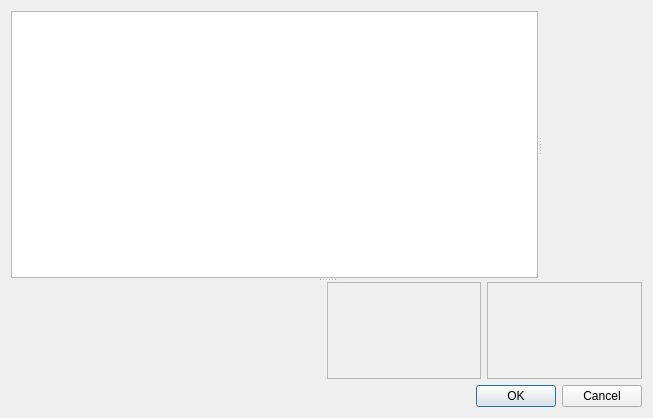
Above: src/apps/mvvm-folders/preferenceswidget.ui from august-alt/policy-preferences-editor-prototype before the change. Below: the same form after it.
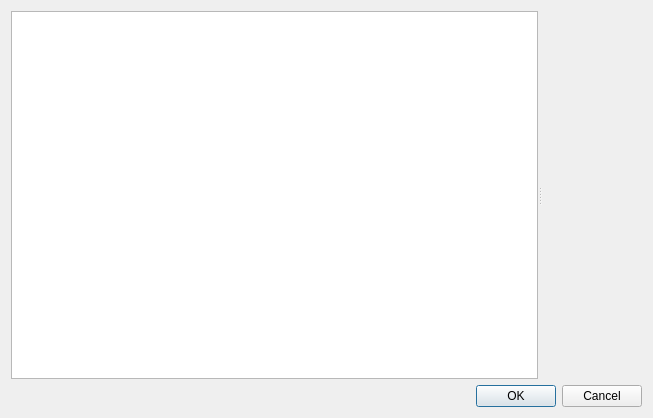
That is the form after the change. Custom widgets are drawn as their Qt base class.

Commit message: chore: refactor widgets

```diff
--- a/src/apps/mvvm-folders/preferenceswidget.ui
+++ b/src/apps/mvvm-folders/preferenceswidget.ui
@@ -33,66 +33,6 @@
       </widget>
       <widget class="mvvm_folders::TableDetailsWidget" name="detailsWidget" native="true"/>
      </widget>
-     <widget class="QWidget" name="widget" native="true">
-      <layout class="QGridLayout" name="gridLayout_2">
-       <item row="0" column="0">
-        <widget class="QWidget" name="widget_2" native="true">
-         <property name="sizePolicy">
-          <sizepolicy hsizetype="Expanding" vsizetype="Preferred">
-           <horstretch>2</horstretch>
-           <verstretch>0</verstretch>
-          </sizepolicy>
-         </property>
-        </widget>
-       </item>
-       <item row="0" column="1">
-        <widget class="QScrollArea" name="commonScrollArea">
-         <property name="sizePolicy">
-          <sizepolicy hsizetype="Expanding" vsizetype="Expanding">
-           <horstretch>1</horstretch>
-           <verstretch>0</verstretch>
-          </sizepolicy>
-         </property>
-         <property name="widgetResizable">
-          <bool>true</bool>
-         </property>
-         <widget class="mvvm_folders::CommonView" name="commonWidget">
-          <property name="geometry">
-           <rect>
-            <x>0</x>
-            <y>0</y>
-            <width>150</width>
-            <height>93</height>
-           </rect>
-          </property>
-         </widget>
-        </widget>
-       </item>
-       <item row="0" column="2">
-        <widget class="QScrollArea" name="contentScrollArea">
-         <property name="sizePolicy">
-          <sizepolicy hsizetype="Expanding" vsizetype="Expanding">
-           <horstretch>1</horstretch>
-           <verstretch>0</verstretch>
-          </sizepolicy>
-         </property>
-         <property name="widgetResizable">
-          <bool>true</bool>
-         </property>
-         <widget class="QWidget" name="scrollAreaWidgetContents">
-          <property name="geometry">
-           <rect>
-            <x>0</x>
-            <y>0</y>
-            <width>151</width>
-            <height>93</height>
-           </rect>
-          </property>
-         </widget>
-        </widget>
-       </item>
-      </layout>
-     </widget>
     </widget>
    </item>
    <item row="1" column="0">
@@ -105,15 +45,6 @@
   </layout>
  </widget>
  <customwidgets>
-  <customwidget>
-   <class>mvvm_folders::CommonView</class>
-   <extends>QWidget</extends>
-   <header>common/commonview.h</header>
-   <container>1</container>
-   <slots>
-    <slot>submit()</slot>
-   </slots>
-  </customwidget>
   <customwidget>
    <class>mvvm_folders::TableDetailsWidget</class>
    <extends>QWidget</extends>
```
The commit also changes 3 other files.
